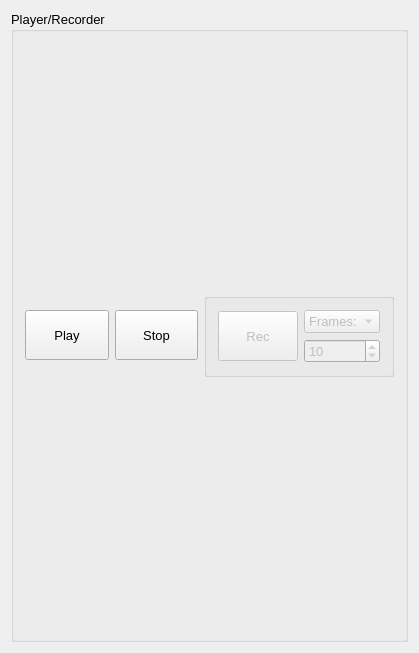
Before: the Qt Designer form Modules/ToFUI/Qmitk/QmitkToFRecorderWidgetControls.ui in MITK/MITK, drawn with Qt 5.
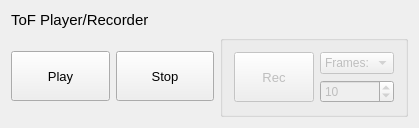
After: the same form once the commit is applied. Icons and pictures are not drawn.

Commit message: Small design changes in ToF widgets

```diff
--- a/Modules/ToFUI/Qmitk/QmitkToFRecorderWidgetControls.ui
+++ b/Modules/ToFUI/Qmitk/QmitkToFRecorderWidgetControls.ui
@@ -7,7 +7,7 @@
     <x>0</x>
     <y>0</y>
     <width>419</width>
-    <height>653</height>
+    <height>112</height>
    </rect>
   </property>
   <property name="minimumSize">
@@ -17,21 +17,22 @@
    </size>
   </property>
   <property name="windowTitle">
-   <string>&quot;QmitkToFRecorder</string>
-  </property>
-  <layout class="QGridLayout" name="gridLayout_3">
-   <item row="0" column="0">
-    <widget class="QGroupBox" name="groupBoxSettings">
-     <property name="font">
-      <font>
-       <pointsize>10</pointsize>
-      </font>
-     </property>
-     <property name="title">
-      <string>Player/Recorder</string>
+   <string>QmitkToFRecorder</string>
      </property>
      <layout class="QGridLayout" name="gridLayout_2">
-      <item row="0" column="0">
+   <item row="0" column="0" colspan="2">
+    <widget class="QLabel" name="label">
+     <property name="font">
+      <font>
+       <pointsize>11</pointsize>
+      </font>
+     </property>
+     <property name="text">
+      <string>ToF Player/Recorder</string>
+     </property>
+    </widget>
+   </item>
+   <item row="1" column="0">
        <widget class="QPushButton" name="m_PlayButton">
         <property name="minimumSize">
          <size>
@@ -62,7 +63,7 @@
         </property>
        </widget>
       </item>
-      <item row="0" column="1">
+   <item row="1" column="1">
        <widget class="QPushButton" name="m_StopButton">
         <property name="minimumSize">
          <size>
@@ -90,7 +91,7 @@
         </property>
        </widget>
       </item>
-      <item row="0" column="2">
+   <item row="1" column="2">
        <widget class="QGroupBox" name="m_RecorderGroupBox">
         <property name="enabled">
          <bool>false</bool>
@@ -158,9 +159,6 @@
            <property name="value">
             <number>10</number>
            </property>
-          </widget>
-         </item>
-        </layout>
        </widget>
       </item>
      </layout>
```
Lines whose indentation alone changed are shown as unchanged. The commit also changes 3 other files.
